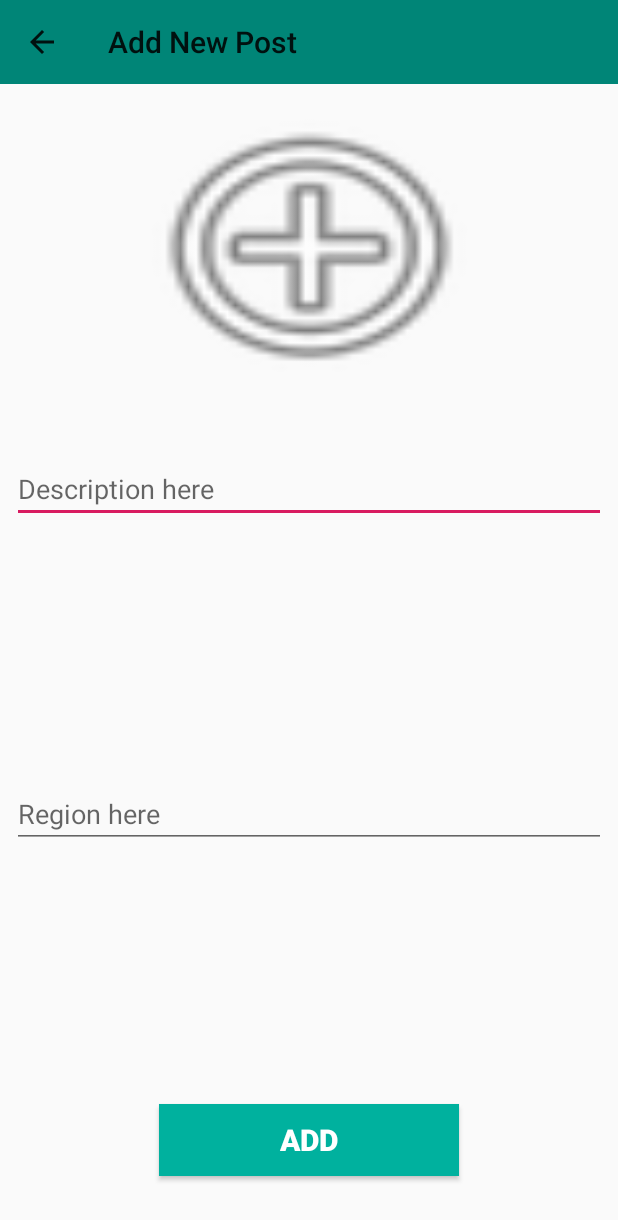
After one commit to andro98/YALAWHY, an Android app: the AddPost screen opened directly, with no data from a screen before it, on a phone screen of 412 x 824 dp. The commit adds this screen. Shown: the top 1220 px of the screen. Run offline under Robolectric (Android 15) with nearby library versions, the light colour scheme and no system bars; our stand-ins replace Firebase (no records; nobody signed in at launch, a user with empty details on screens opened directly); libraries missing offline, so code that uses them is left out: com.theartofdev.edmodo, id.zelory.compressor.

Commit message:
Making new post activity

```diff
--- /dev/null
+++ b/app/src/main/java/com/example/andrew/yalahwy/Activity/AddPost.java
@@ -0,0 +1,154 @@
+package com.example.andrew.yalahwy.Activity;
+
+import android.Manifest;
+import android.content.Intent;
+import android.content.pm.PackageManager;
+import android.net.Uri;
+import android.os.Build;
+import android.support.annotation.NonNull;
+import android.support.v4.app.ActivityCompat;
+import android.support.v4.content.ContextCompat;
+import android.support.v7.app.AppCompatActivity;
+import android.os.Bundle;
+import android.view.View;
+import android.widget.Button;
+import android.widget.EditText;
+import android.widget.ImageView;
+import android.widget.ProgressBar;
+import android.widget.Toast;
+
+import com.example.andrew.yalahwy.Entity.Post;
+import com.example.andrew.yalahwy.Services.Post_Service;
+import com.google.android.gms.tasks.OnCompleteListener;
+import com.google.android.gms.tasks.Task;
+import com.google.firebase.firestore.FieldValue;
+import com.google.firebase.firestore.FirebaseFirestore;
+import com.google.firebase.storage.FirebaseStorage;
+import com.google.firebase.storage.StorageReference;
+import com.google.firebase.storage.UploadTask;
+import com.theartofdev.edmodo.cropper.CropImage;
+import com.theartofdev.edmodo.cropper.CropImageView;
+
+import java.util.*;
+
+public class AddPost extends AppCompatActivity {
+
+    private ImageView newpost_img;
+    private EditText newpost_desc, newpost_reg;
+    private Button newpost_add;
+    private android.support.v7.widget.Toolbar newpost_toolbar;
+    private ProgressBar newpost_prog;
+
+    private Post_Service post_service;
+
+    private Uri newpostImageUri;
+
+    private StorageReference storageReference;
+    private FirebaseFirestore firebaseFirestore;
+
+    private void init(){
+        newpost_toolbar = findViewById(R.id.newpost_toolbar);
+        setSupportActionBar(newpost_toolbar);
+        getSupportActionBar().setTitle("Add New Post");
+        getSupportActionBar().setDisplayHomeAsUpEnabled(true);
+
+        post_service = new Post_Service();
+
+
+        newpost_prog = findViewById(R.id.newpost_prog);
+        newpost_prog.setVisibility(View.INVISIBLE);
+
+        newpost_desc = findViewById(R.id.newpost_desc);
+        newpost_img = findViewById(R.id.newpost_image);
+        newpost_reg = findViewById(R.id.newpost_region);
+        newpost_add = findViewById(R.id.addNewPost);
+    }
+
+
+    @Override
+    protected void onCreate(Bundle savedInstanceState) {
+        super.onCreate(savedInstanceState);
+        setContentView(R.layout.activity_add_post);
+
+        init();
+
+        newpost_img.setOnClickListener(new View.OnClickListener() {
+            @Override
+            public void onClick(View v) {
+                if(Build.VERSION.SDK_INT >= Build.VERSION_CODES.M){
+
+                    if(ContextCompat.checkSelfPermission(AddPost.this, Manifest.permission.READ_EXTERNAL_STORAGE) != PackageManager.PERMISSION_GRANTED){
+
+                        Toast.makeText(AddPost.this, "Permission Denied", Toast.LENGTH_LONG).show();
+                        ActivityCompat.requestPermissions(AddPost.this, new String[]{Manifest.permission.READ_EXTERNAL_STORAGE}, 1);
+
+                    } else {
+
+                        BringImagePicker();
+
+                    }
+
+                } else {
+
+                    BringImagePicker();
+
+                }
+
+            }
+        });
+
+        newpost_add.setOnClickListener(new View.OnClickListener() {
+            @Override
+            public void onClick(View v) {
+                addPost();
+            }
+        });
+    }
+
+    private void addPost(){
+        newpost_prog.setVisibility(View.VISIBLE);
+
+        Post post = new Post();
+
+        final String desc = newpost_desc.getText().toString();
+        final String reg = newpost_reg.getText().toString();
+
+        post.setPostImage(newpostImageUri);
+        post.setPostDesc(desc);
+        post.setRegion(reg);
+        post.setTimestamp(FieldValue.serverTimestamp().toString());
+
+        post_service.addPost(post, this);
+    }
+
+    private void BringImagePicker() {
+        // this bring up the image picker so the user choose an image
+        CropImage.activity()
+                .setGuidelines(CropImageView.Guidelines.ON)
+                .setMinCropResultSize(512, 512)
+                .setAspectRatio(1, 1)
+                .start(AddPost.this);
+
+    }
+
+    @Override
+    protected void onActivityResult(int requestCode, int resultCode, Intent data) {
+        super.onActivityResult(requestCode, resultCode, data);
+        //this function works when user return from image peeker and select his image
+        if (requestCode == CropImage.CROP_IMAGE_ACTIVITY_REQUEST_CODE) {
+            CropImage.ActivityResult result = CropImage.getActivityResult(data);
+            if (resultCode == RESULT_OK) {
+                newpostImageUri = result.getUri();
+                if(newpostImageUri != null) {
+                    newpost_img.setImageURI(newpostImageUri);
+                }
+
+            } else if (resultCode == CropImage.CROP_IMAGE_ACTIVITY_RESULT_ERROR_CODE) {
+
+                Exception error = result.getError();
+
+            }
+        }
+
+    }
+}
--- a/app/src/main/java/com/example/andrew/yalahwy/Activity/LoginAct.java
+++ b/app/src/main/java/com/example/andrew/yalahwy/Activity/LoginAct.java
@@ -2,8 +2,6 @@ package com.example.andrew.yalahwy.Activity;
 
 import android.support.v7.app.AppCompatActivity;
 import android.os.Bundle;
-
-import com.example.andrew.yalahwy.R;
 
 public class LoginAct extends AppCompatActivity {
 
--- a/app/src/main/java/com/example/andrew/yalahwy/Activity/ProfileAct.java
+++ b/app/src/main/java/com/example/andrew/yalahwy/Activity/ProfileAct.java
@@ -3,7 +3,6 @@ package com.example.andrew.yalahwy.Activity;
 import android.support.v7.app.AppCompatActivity;
 import android.os.Bundle;
 
-import com.example.andrew.yalahwy.R;
 
 public class ProfileAct extends AppCompatActivity {
 
--- a/app/src/main/java/com/example/andrew/yalahwy/Activity/RegisterAct.java
+++ b/app/src/main/java/com/example/andrew/yalahwy/Activity/RegisterAct.java
@@ -3,7 +3,6 @@ package com.example.andrew.yalahwy.Activity;
 import android.support.v7.app.AppCompatActivity;
 import android.os.Bundle;
 
-import com.example.andrew.yalahwy.R;
 
 public class RegisterAct extends AppCompatActivity {
 
--- /dev/null
+++ b/app/src/main/res/layout/activity_add_post.xml
@@ -0,0 +1,105 @@
+<?xml version="1.0" encoding="utf-8"?>
+<android.support.constraint.ConstraintLayout xmlns:android="http://schemas.android.com/apk/res/android"
+    xmlns:app="http://schemas.android.com/apk/res-auto"
+    xmlns:tools="http://schemas.android.com/tools"
+    android:layout_width="match_parent"
+    android:layout_height="match_parent"
+    tools:context="AddPost">
+
+    <android.support.v7.widget.Toolbar
+        android:id="@+id/newpost_toolbar"
+        android:layout_width="match_parent"
+        android:layout_height="wrap_content"
+        android:background="?attr/colorPrimary"
+        android:minHeight="?attr/actionBarSize"
+        android:theme="?attr/actionBarTheme"
+        app:layout_constraintEnd_toEndOf="parent"
+        app:layout_constraintTop_toTopOf="parent" />
+
+    <ImageView
+        android:id="@+id/newpost_image"
+        android:layout_width="250dp"
+        android:layout_height="200dp"
+        android:layout_marginStart="8dp"
+        android:layout_marginLeft="8dp"
+        android:layout_marginTop="8dp"
+        android:layout_marginEnd="8dp"
+        android:layout_marginRight="8dp"
+        android:background="@android:drawable/ic_menu_add"
+        android:contentDescription="@string/img_desc_post"
+        app:layout_constraintEnd_toEndOf="parent"
+        app:layout_constraintStart_toStartOf="parent"
+        app:layout_constraintTop_toBottomOf="@+id/newpost_toolbar" />
+
+    <EditText
+        android:id="@+id/newpost_desc"
+        android:layout_width="match_parent"
+        android:layout_height="wrap_content"
+        android:hint="@string/NewPostHint"
+        android:autofillHints="@string/NewPostHint"
+        android:layout_marginStart="8dp"
+        android:layout_marginLeft="8dp"
+        android:layout_marginTop="39dp"
+        android:layout_marginEnd="8dp"
+        android:layout_marginRight="8dp"
+        android:inputType="textMultiLine"
+        app:layout_constraintEnd_toEndOf="parent"
+        app:layout_constraintStart_toStartOf="parent"
+        app:layout_constraintTop_toBottomOf="@+id/newpost_image" />
+
+    <EditText
+        android:id="@+id/newpost_region"
+        android:layout_width="match_parent"
+        android:layout_height="wrap_content"
+        android:layout_marginStart="8dp"
+        android:layout_marginLeft="8dp"
+        android:layout_marginTop="8dp"
+        android:layout_marginEnd="8dp"
+        android:layout_marginRight="8dp"
+        android:layout_marginBottom="8dp"
+        android:autofillHints="@string/NewPostHintReg"
+        android:hint="@string/NewPostHintReg"
+        android:inputType="text"
+        app:layout_constraintBottom_toTopOf="@+id/addNewPost"
+        app:layout_constraintEnd_toEndOf="parent"
+        app:layout_constraintStart_toStartOf="parent"
+        app:layout_constraintTop_toBottomOf="@+id/newpost_desc" />
+
+    <Button
+        android:id="@+id/addNewPost"
+        android:layout_width="200dp"
+        android:layout_height="wrap_content"
+        android:layout_marginStart="8dp"
+        android:layout_marginLeft="8dp"
+        android:layout_marginEnd="8dp"
+        android:layout_marginRight="8dp"
+        android:layout_marginBottom="40dp"
+        android:background="@color/buttonColor"
+        android:elevation="15dp"
+        android:text="@string/addNewPost"
+        android:textAlignment="center"
+        android:textColor="#ffffff"
+        android:textSize="20sp"
+        android:textStyle="bold"
+        app:layout_constraintBottom_toBottomOf="parent"
+        app:layout_constraintEnd_toEndOf="parent"
+        app:layout_constraintStart_toStartOf="parent" />
+
+    <ProgressBar
+        android:id="@+id/newpost_prog"
+        style="?android:attr/progressBarStyle"
+        android:layout_width="wrap_content"
+        android:layout_height="wrap_content"
+        android:layout_marginStart="8dp"
+        android:layout_marginLeft="8dp"
+        android:layout_marginTop="8dp"
+        android:layout_marginEnd="8dp"
+        android:layout_marginRight="8dp"
+        android:layout_marginBottom="8dp"
+        app:layout_constraintBottom_toBottomOf="parent"
+        app:layout_constraintEnd_toEndOf="parent"
+        app:layout_constraintStart_toStartOf="parent"
+        app:layout_constraintTop_toTopOf="parent" />
+
+
+</android.support.constraint.ConstraintLayout>
--- a/app/src/main/res/layout/activity_login.xml
+++ b/app/src/main/res/layout/activity_login.xml
@@ -4,6 +4,6 @@
     xmlns:tools="http://schemas.android.com/tools"
     android:layout_width="match_parent"
     android:layout_height="match_parent"
-    tools:context=".Activity.LoginAct">
+    tools:context=".LoginAct">
 
 </android.support.constraint.ConstraintLayout>
--- a/app/src/main/res/layout/activity_profile.xml
+++ b/app/src/main/res/layout/activity_profile.xml
@@ -4,6 +4,6 @@
     xmlns:tools="http://schemas.android.com/tools"
     android:layout_width="match_parent"
     android:layout_height="match_parent"
-    tools:context=".Activity.ProfileAct">
+    tools:context=".ProfileAct">
 
 </android.support.constraint.ConstraintLayout>
--- a/app/src/main/res/layout/activity_register.xml
+++ b/app/src/main/res/layout/activity_register.xml
@@ -4,6 +4,6 @@
     xmlns:tools="http://schemas.android.com/tools"
     android:layout_width="match_parent"
     android:layout_height="match_parent"
-    tools:context=".Activity.RegisterAct">
+    tools:context=".RegisterAct">
 
 </android.support.constraint.ConstraintLayout>
--- a/app/src/main/res/values/colors.xml
+++ b/app/src/main/res/values/colors.xml
@@ -3,4 +3,5 @@
     <color name="colorPrimary">#008577</color>
     <color name="colorPrimaryDark">#00574B</color>
     <color name="colorAccent">#D81B60</color>
+    <color name="buttonColor">#00b19e</color>
 </resources>
--- a/app/src/main/res/values/strings.xml
+++ b/app/src/main/res/values/strings.xml
@@ -1,3 +1,7 @@
 <resources>
     <string name="app_name">YALAHWY</string>
+    <string name="img_desc_post">image for post</string>
+    <string name="addNewPost">Add</string>
+    <string name="NewPostHint">Description here</string>
+    <string name="NewPostHintReg">Region here</string>
 </resources>
--- a/app/src/main/res/values/styles.xml
+++ b/app/src/main/res/values/styles.xml
@@ -1,7 +1,7 @@
 <resources>
 
     <!-- Base application theme. -->
-    <style name="AppTheme" parent="Theme.AppCompat.Light.DarkActionBar">
+    <style name="AppTheme" parent="Theme.AppCompat.Light.NoActionBar">
         <!-- Customize your theme here. -->
         <item name="colorPrimary">@color/colorPrimary</item>
         <item name="colorPrimaryDark">@color/colorPrimaryDark</item>
```
Also changed, not shown: app/build.gradle (+32 -6 lines), app/src/main/AndroidManifest.xml (+17 -5 lines), app/src/main/java/com/example/andrew/yalahwy/Activity/MainActivity.java (+22 -1 lines), app/src/main/java/com/example/andrew/yalahwy/DataAccess/PostDataAccess.java (+108 -1 lines), app/src/main/java/com/example/andrew/yalahwy/Entity/Post.java (+4 -4 lines), app/src/main/java/com/example/andrew/yalahwy/Services/Post_Service.java (+57 -1 lines), app/src/main/res/layout/activity_main.xml (+33 -0 lines), app/src/main/res/layout/new_post_layout.xml (added, +89 -0 lines).
